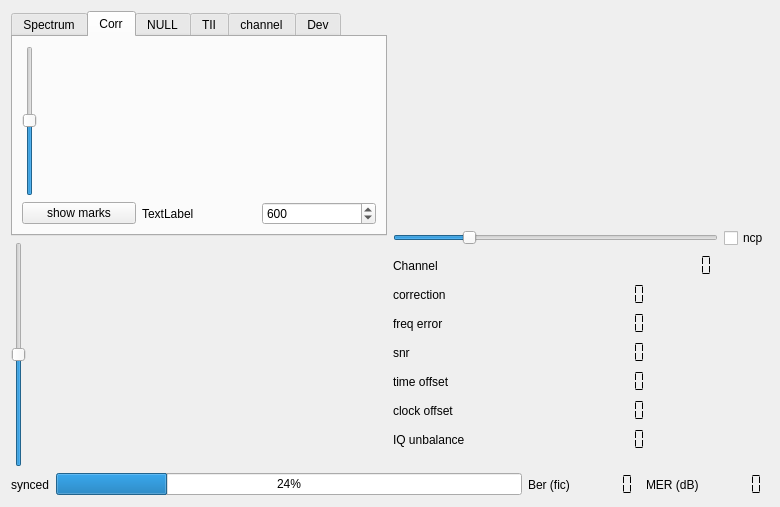
Qt form sources/main/forms-v7/scopewidget.ui (JvanKatwijk/qt-dab) before a commit.
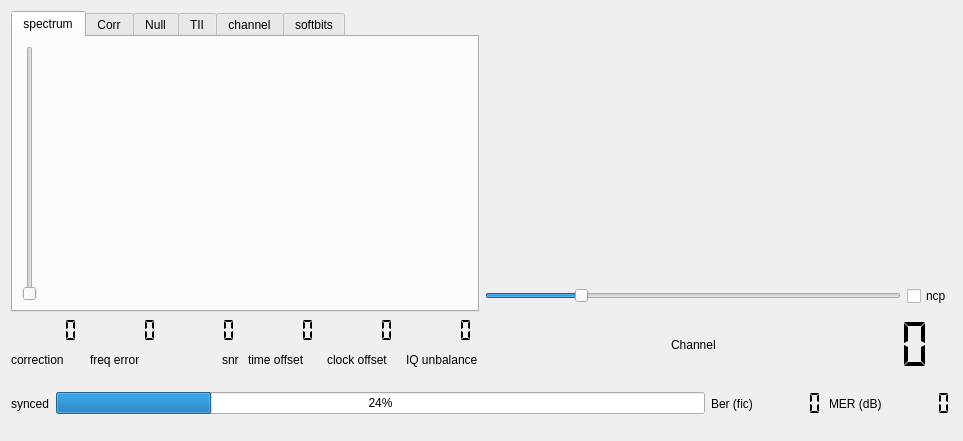
The same form after that commit. Custom widgets are drawn as their Qt base class.

Commit message: reorganized spectrum display

What changed in the file:
```diff
--- a/sources/main/forms-v7/scopewidget.ui
+++ b/sources/main/forms-v7/scopewidget.ui
@@ -6,43 +6,34 @@
    <rect>
     <x>0</x>
     <y>0</y>
-    <width>780</width>
-    <height>507</height>
+    <width>963</width>
+    <height>441</height>
    </rect>
   </property>
   <property name="windowTitle">
    <string>spectrumscope</string>
   </property>
-  <layout class="QVBoxLayout" name="verticalLayout_5">
+  <layout class="QVBoxLayout" name="verticalLayout_9">
    <item>
-    <layout class="QHBoxLayout" name="horizontalLayout_12">
-     <item>
-      <layout class="QVBoxLayout" name="verticalLayout_4">
+    <layout class="QHBoxLayout" name="horizontalLayout_10">
        <item>
         <widget class="QTabWidget" name="tabWidget">
-         <property name="sizePolicy">
-          <sizepolicy hsizetype="MinimumExpanding" vsizetype="MinimumExpanding">
-           <horstretch>0</horstretch>
-           <verstretch>0</verstretch>
-          </sizepolicy>
-         </property>
          <property name="maximumSize">
           <size>
            <width>16777215</width>
-           <height>235</height>
-          </size>
-         </property>
-         <property name="toolTip">
-          <string>&lt;html&gt;&lt;head/&gt;&lt;body&gt;&lt;p&gt;The tabwidget here contains the tabs for the different scopes, supported by this Qt-DAB implementation&lt;/p&gt;&lt;p&gt;&lt;br/&gt;&lt;/p&gt;&lt;/body&gt;&lt;/html&gt;</string>
-         </property>
+         <height>301</height>
+        </size>
+       </property>
          <property name="currentIndex">
-          <number>1</number>
-         </property>
-         <widget class="QWidget" name="spectr">
+        <number>0</number>
+       </property>
+       <widget class="QWidget" name="spectrumTab">
           <attribute name="title">
-           <string>Spectrum</string>
-          </attribute>
-          <layout class="QHBoxLayout" name="horizontalLayout">
+         <string>spectrum</string>
+        </attribute>
+        <layout class="QHBoxLayout" name="horizontalLayout_12">
+         <item>
+          <layout class="QHBoxLayout" name="horizontalLayout_7">
            <item>
             <widget class="QSlider" name="spectrumSlider">
              <property name="orientation">
@@ -51,7 +42,7 @@
             </widget>
            </item>
            <item>
-            <widget class="QwtPlot" name="spectrumDisplay">
+            <widget class="QwtPlot" name="spectrumPlot">
              <property name="minimumSize">
               <size>
                <width>0</width>
@@ -64,38 +55,27 @@
             </widget>
            </item>
           </layout>
-         </widget>
-         <widget class="QWidget" name="correlation">
+         </item>
+        </layout>
+       </widget>
+       <widget class="QWidget" name="correlationTab">
           <attribute name="title">
            <string>Corr</string>
           </attribute>
-          <layout class="QVBoxLayout" name="verticalLayout">
+        <layout class="QHBoxLayout" name="horizontalLayout_13">
            <item>
-            <layout class="QHBoxLayout" name="horizontalLayout_7">
+          <layout class="QHBoxLayout" name="horizontalLayout_14">
              <item>
               <widget class="QSlider" name="correlationSlider">
-               <property name="value">
-                <number>50</number>
-               </property>
                <property name="orientation">
                 <enum>Qt::Orientation::Vertical</enum>
                </property>
               </widget>
              </item>
              <item>
-              <widget class="QwtPlot" name="correlationDisplay">
-               <property name="maximumSize">
-                <size>
-                 <width>16777215</width>
-                 <height>165</height>
-                </size>
-               </property>
-               <property name="toolTip">
-                <string>&lt;html&gt;&lt;head/&gt;&lt;body&gt;&lt;p&gt;Fine time synchronization is by correlation. Ideally the match is on or around the 504-th sample.&lt;/p&gt;&lt;/body&gt;&lt;/html&gt;</string>
-               </property>
-              </widget>
-             </item>
-            </layout>
+            <layout class="QVBoxLayout" name="verticalLayout">
+             <item>
+              <widget class="QwtPlot" name="correlationPlot"/>
            </item>
            <item>
             <layout class="QHBoxLayout" name="horizontalLayout_2">
@@ -138,12 +118,16 @@
             </layout>
            </item>
           </layout>
-         </widget>
-         <widget class="QWidget" name="null period">
+           </item>
+          </layout>
+         </item>
+        </layout>
+       </widget>
+       <widget class="QWidget" name="nullsymbolTab">
           <attribute name="title">
-           <string>NULL</string>
-          </attribute>
-          <layout class="QHBoxLayout" name="horizontalLayout_6">
+         <string>Null</string>
+        </attribute>
+        <layout class="QHBoxLayout" name="horizontalLayout_3">
            <item>
             <widget class="QwtPlot" name="nullDisplay">
              <property name="toolTip">
@@ -153,13 +137,13 @@
            </item>
           </layout>
          </widget>
-         <widget class="QWidget" name="tii scope">
+       <widget class="QWidget" name="tiiTab">
           <attribute name="title">
            <string>TII</string>
           </attribute>
-          <layout class="QVBoxLayout" name="verticalLayout_3">
+        <layout class="QHBoxLayout" name="horizontalLayout_16">
            <item>
-            <layout class="QHBoxLayout" name="horizontalLayout_8">
+          <layout class="QHBoxLayout" name="horizontalLayout_15">
              <item>
               <widget class="QSlider" name="tiiSlider">
                <property name="value">
@@ -179,20 +163,15 @@
              </item>
             </layout>
            </item>
-           <item>
-            <widget class="QLabel" name="tiiLabel">
-             <property name="text">
-              <string>TextLabel</string>
-             </property>
-            </widget>
-           </item>
-          </layout>
-         </widget>
-         <widget class="QWidget" name="channel">
+        </layout>
+       </widget>
+       <widget class="QWidget" name="channelTab">
           <attribute name="title">
            <string>channel</string>
           </attribute>
-          <layout class="QHBoxLayout" name="horizontalLayout_4">
+        <layout class="QHBoxLayout" name="horizontalLayout_18">
+         <item>
+          <layout class="QHBoxLayout" name="horizontalLayout_17">
            <item>
             <widget class="QSlider" name="channelSlider">
              <property name="maximum">
@@ -217,54 +196,20 @@
             </widget>
            </item>
           </layout>
-         </widget>
-         <widget class="QWidget" name="stdDev">
+         </item>
+        </layout>
+       </widget>
+       <widget class="QWidget" name="softbitTab">
           <attribute name="title">
-           <string>Dev</string>
-          </attribute>
-          <layout class="QHBoxLayout" name="horizontalLayout_5">
-           <item>
-            <widget class="QSlider" name="deviationSlider">
-             <property name="value">
-              <number>50</number>
-             </property>
-             <property name="orientation">
-              <enum>Qt::Orientation::Vertical</enum>
-             </property>
-            </widget>
-           </item>
+         <string>softbits</string>
+        </attribute>
+        <layout class="QHBoxLayout" name="horizontalLayout_6">
            <item>
             <widget class="QwtPlot" name="devPlot">
-             <property name="toolTip">
-              <string>&lt;html&gt;&lt;head/&gt;&lt;body&gt;&lt;p&gt;The &amp;quot;Dev&amp;quot; scope shows the standard deviation of the decoded signal.&lt;/p&gt;&lt;/body&gt;&lt;/html&gt;</string>
-             </property>
-            </widget>
-           </item>
-          </layout>
-         </widget>
-        </widget>
-       </item>
-       <item>
-        <layout class="QHBoxLayout" name="horizontalLayout_9">
-         <item>
-          <widget class="QSlider" name="waterfallSlider">
-           <property name="maximum">
-            <number>100</number>
-           </property>
-           <property name="value">
-            <number>50</number>
-           </property>
-           <property name="orientation">
-            <enum>Qt::Orientation::Vertical</enum>
-           </property>
-          </widget>
-         </item>
-         <item>
-          <widget class="QwtPlot" name="waterfallDisplay">
            <property name="maximumSize">
             <size>
-             <width>448</width>
-             <height>171</height>
+             <width>16777215</width>
+             <height>260</height>
             </size>
            </property>
            <property name="toolTip">
@@ -273,8 +218,8 @@
           </widget>
          </item>
         </layout>
-       </item>
-      </layout>
+       </widget>
+      </widget>
      </item>
      <item>
       <layout class="QVBoxLayout" name="verticalLayout_2">
@@ -282,8 +227,8 @@
         <widget class="QwtPlot" name="iqDisplay">
          <property name="maximumSize">
           <size>
-           <width>261</width>
-           <height>211</height>
+           <width>16777215</width>
+           <height>257</height>
           </size>
          </property>
          <property name="toolTip">
@@ -292,7 +237,7 @@
         </widget>
        </item>
        <item>
-        <layout class="QHBoxLayout" name="horizontalLayout_3">
+        <layout class="QHBoxLayout" name="horizontalLayout">
          <item>
           <widget class="QSlider" name="scopeSlider">
            <property name="toolTip">
@@ -318,46 +263,17 @@
          </item>
         </layout>
        </item>
-       <item>
-        <layout class="QFormLayout" name="formLayout">
-         <item row="0" column="0" colspan="2">
-          <layout class="QHBoxLayout" name="horizontalLayout_10">
-           <item>
-            <widget class="QLabel" name="channelDisplay">
-             <property name="toolTip">
-              <string>&lt;html&gt;&lt;head/&gt;&lt;body&gt;&lt;p&gt;The currently selected channel. Note that for some forms of file input this info does not represent reality.&lt;/p&gt;&lt;/body&gt;&lt;/html&gt;</string>
-             </property>
-             <property name="text">
-              <string>Channel</string>
-             </property>
-            </widget>
-           </item>
-           <item>
-            <widget class="QLCDNumber" name="frequencyDisplay">
-             <property name="toolTip">
-              <string>&lt;html&gt;&lt;head/&gt;&lt;body&gt;&lt;p&gt;Frequency of the currently selected channel.&lt;/p&gt;&lt;/body&gt;&lt;/html&gt;</string>
-             </property>
-             <property name="frameShape">
-              <enum>QFrame::Shape::NoFrame</enum>
-             </property>
-             <property name="digitCount">
-              <number>7</number>
-             </property>
-             <property name="segmentStyle">
-              <enum>QLCDNumber::SegmentStyle::Flat</enum>
-             </property>
-            </widget>
-           </item>
-          </layout>
-         </item>
-         <item row="1" column="0">
-          <widget class="QLabel" name="label_8">
-           <property name="text">
-            <string>correction</string>
-           </property>
-          </widget>
-         </item>
-         <item row="1" column="1">
+      </layout>
+     </item>
+    </layout>
+   </item>
+   <item>
+    <layout class="QHBoxLayout" name="horizontalLayout_8">
+     <item>
+      <layout class="QHBoxLayout" name="horizontalLayout_4">
+       <item>
+        <layout class="QVBoxLayout" name="verticalLayout_3">
+         <item>
           <widget class="QLCDNumber" name="coarse_correctorDisplay">
            <property name="toolTip">
             <string>&lt;html&gt;&lt;head/&gt;&lt;body&gt;&lt;p&gt;Overall frequency correction, consisting of two parts, a fine correction, based on the phase difference between the timedomain samples in the cyclic prefix and the corresponding elements in the ofdm symbol (limited to 500 Hz) and the coarse correction, computed by correlation.&lt;/p&gt;&lt;/body&gt;&lt;/html&gt;</string>
@@ -370,14 +286,18 @@
            </property>
           </widget>
          </item>
-         <item row="2" column="0">
-          <widget class="QLabel" name="label">
+         <item>
+          <widget class="QLabel" name="label_8">
            <property name="text">
-            <string>freq error</string>
+            <string>correction</string>
            </property>
           </widget>
          </item>
-         <item row="2" column="1">
+        </layout>
+       </item>
+       <item>
+        <layout class="QVBoxLayout" name="verticalLayout_4">
+         <item>
           <widget class="QLCDNumber" name="frequencyOffsetDisplay">
            <property name="font">
             <font>
@@ -395,14 +315,18 @@
            </property>
           </widget>
          </item>
-         <item row="3" column="0">
-          <widget class="QLabel" name="label_5">
+         <item>
+          <widget class="QLabel" name="label">
            <property name="text">
-            <string>snr </string>
+            <string>freq error</string>
            </property>
           </widget>
          </item>
-         <item row="3" column="1">
+        </layout>
+       </item>
+       <item>
+        <layout class="QVBoxLayout" name="verticalLayout_5">
+         <item>
           <widget class="QLCDNumber" name="snrDisplay">
            <property name="toolTip">
             <string>&lt;html&gt;&lt;head/&gt;&lt;body&gt;&lt;p&gt;SNR, i.e. Signal Noise ratio, computed from the difference in signal strength between the datablocks and the nullperiod.&lt;/p&gt;&lt;/body&gt;&lt;/html&gt;</string>
@@ -415,14 +339,18 @@
            </property>
           </widget>
          </item>
-         <item row="4" column="0">
-          <widget class="QLabel" name="label_2">
+         <item alignment="Qt::AlignmentFlag::AlignRight">
+          <widget class="QLabel" name="label_5">
            <property name="text">
-            <string>time offset</string>
+            <string>snr </string>
            </property>
           </widget>
          </item>
-         <item row="4" column="1">
+        </layout>
+       </item>
+       <item>
+        <layout class="QVBoxLayout" name="verticalLayout_6">
+         <item>
           <widget class="QLCDNumber" name="timeOffsetDisplay">
            <property name="font">
             <font>
@@ -440,14 +368,18 @@
            </property>
           </widget>
          </item>
-         <item row="5" column="0">
-          <widget class="QLabel" name="label_3">
+         <item>
+          <widget class="QLabel" name="label_2">
            <property name="text">
-            <string>clock offset</string>
+            <string>time offset</string>
            </property>
           </widget>
          </item>
-         <item row="5" column="1">
+        </layout>
+       </item>
+       <item>
+        <layout class="QVBoxLayout" name="verticalLayout_7">
+         <item>
           <widget class="QLCDNumber" name="clock_errorDisplay">
            <property name="font">
             <font>
@@ -465,14 +397,18 @@
            </property>
           </widget>
          </item>
-         <item row="6" column="0">
-          <widget class="QLabel" name="dcOffset_label">
+         <item>
+          <widget class="QLabel" name="label_3">
            <property name="text">
-            <string>IQ unbalance</string>
+            <string>clock offset</string>
            </property>
           </widget>
          </item>
-         <item row="6" column="1">
+        </layout>
+       </item>
+       <item>
+        <layout class="QVBoxLayout" name="verticalLayout_8">
+         <item>
           <widget class="QLCDNumber" name="dcOffset_display">
            <property name="toolTip">
             <string>&lt;html&gt;&lt;head/&gt;&lt;body&gt;&lt;p&gt;The DC offset in the incoming signal, computed by looking at the average amplitude of both the I and the Q component of the incoming signal.&lt;/p&gt;&lt;/body&gt;&lt;/html&gt;</string>
@@ -485,14 +421,51 @@
            </property>
           </widget>
          </item>
+         <item>
+          <widget class="QLabel" name="dcOffset_label">
+           <property name="text">
+            <string>IQ unbalance</string>
+           </property>
+          </widget>
+         </item>
         </layout>
        </item>
       </layout>
      </item>
-    </layout>
-   </item>
+     <item>
+      <layout class="QHBoxLayout" name="horizontalLayout_5">
+       <item alignment="Qt::AlignmentFlag::AlignRight">
+        <widget class="QLabel" name="channelDisplay">
+         <property name="toolTip">
+          <string>&lt;html&gt;&lt;head/&gt;&lt;body&gt;&lt;p&gt;The currently selected channel. Note that for some forms of file input this info does not represent reality.&lt;/p&gt;&lt;/body&gt;&lt;/html&gt;</string>
+         </property>
+         <property name="text">
+          <string>Channel</string>
+         </property>
+        </widget>
+       </item>
+       <item>
+        <widget class="QLCDNumber" name="frequencyDisplay">
+         <property name="toolTip">
+          <string>&lt;html&gt;&lt;head/&gt;&lt;body&gt;&lt;p&gt;Frequency of the currently selected channel.&lt;/p&gt;&lt;/body&gt;&lt;/html&gt;</string>
+         </property>
+         <property name="frameShape">
+          <enum>QFrame::Shape::NoFrame</enum>
+         </property>
+         <property name="digitCount">
+          <number>7</number>
+         </property>
+         <property name="segmentStyle">
+          <enum>QLCDNumber::SegmentStyle::Flat</enum>
+         </property>
+        </widget>
+       </item>
+      </layout>
+     </item>
+    </layout>
+   </item>
    <item>
-    <layout class="QHBoxLayout" name="horizontalLayout_11">
+    <layout class="QHBoxLayout" name="horizontalLayout_9">
      <item>
       <widget class="QLabel" name="syncLabel">
        <property name="toolTip">
```
Left out of the diff: 21 changed lines with no effect on the pictures. Lines whose indentation alone changed are shown as unchanged. The commit also changes 26 other files.
